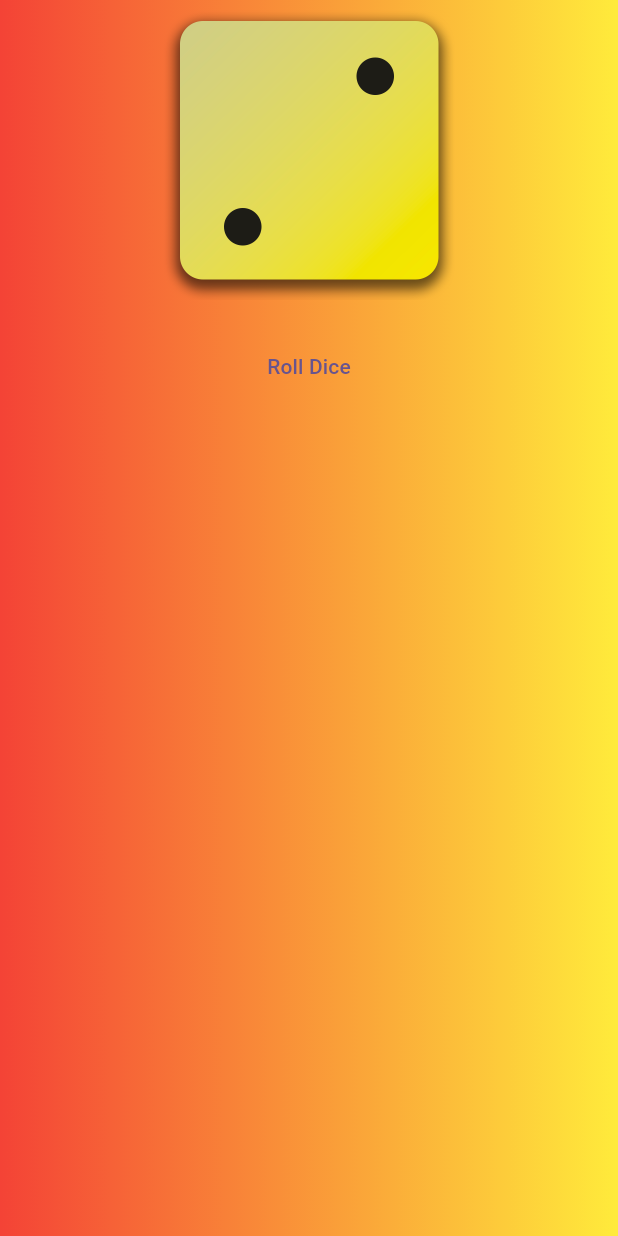
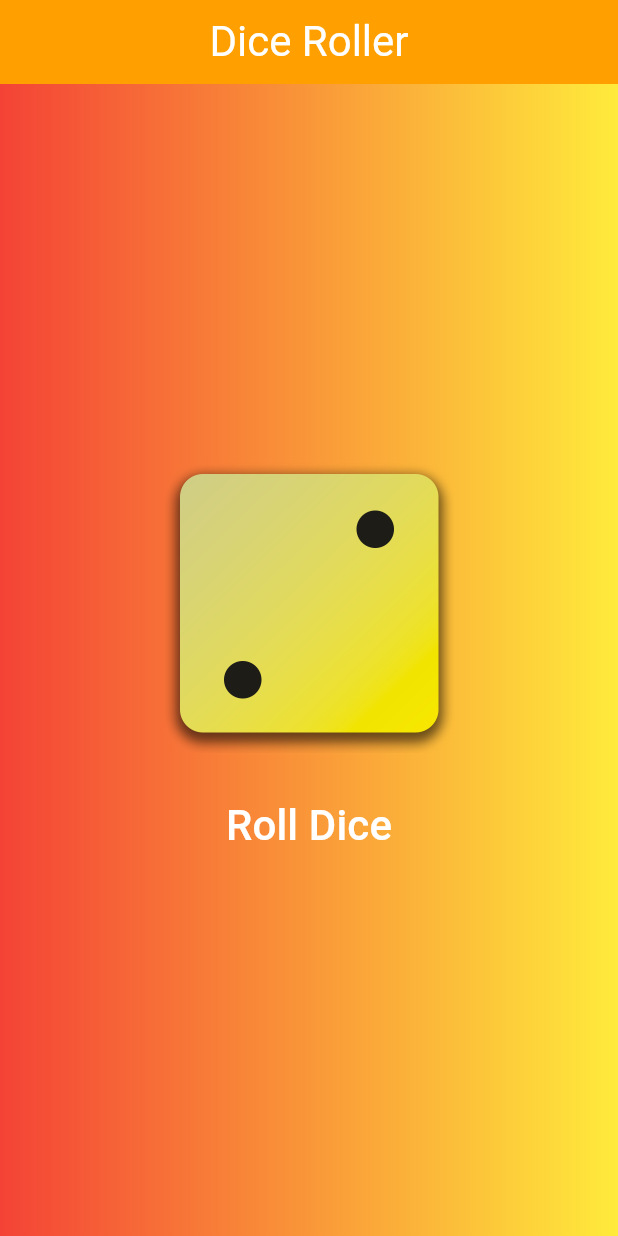
Before and after one commit to burakerdogan1/flutter-simple-roll-dice, a Flutter app: the screen it shows after launch, on a phone screen of 412 x 824 dp. Run offline on Flutter 3.47's test engine with Material 2 defaults, Android fonts, the light colour scheme and no system bars.

Commit message:
Styled text widget added Main page modified(styling, appbar)

```diff
--- a/flutter_simple_roll_dice/lib/dice_roller.dart
+++ b/flutter_simple_roll_dice/lib/dice_roller.dart
@@ -1,6 +1,7 @@
 import 'dart:math';
 
 import 'package:flutter/material.dart';
+import 'package:flutter_simple_roll_dice/styled_text.dart';
 
 final Random random = Random(); //global variable
 
@@ -17,13 +18,14 @@ class _DiceRollerState extends State<DiceRoller> {
   void rollDice() {
     setState(() {
       var nextImage = random.nextInt(6) + 1;
-      activeDiceImage = "assets/images/$nextImage.png";
+      activeDiceImage = "assets/images/dice-$nextImage.png";
     });
   }
 
   @override
   Widget build(BuildContext context) {
     return Column(
+      mainAxisSize: MainAxisSize.min,
       children: [
         Image.asset(
           activeDiceImage,
@@ -32,7 +34,7 @@ class _DiceRollerState extends State<DiceRoller> {
         const SizedBox(height: 20),
         TextButton(
           onPressed: rollDice,
-          child: const Text("Roll Dice"),
+          child: const StyledText("Roll Dice"),
         )
       ],
     );
--- /dev/null
+++ b/flutter_simple_roll_dice/lib/styled_text.dart
@@ -0,0 +1,19 @@
+import 'package:flutter/material.dart';
+
+class StyledText extends StatelessWidget {
+  const StyledText(this.text, {super.key});
+  final String text;
+
+  @override
+  Widget build(BuildContext context) {
+    return Center(
+      child: Text(
+        text,
+        style: const TextStyle(
+          fontSize: 28,
+          color: Colors.white,
+        ),
+      ),
+    );
+  }
+}
```
Also changed, not shown: flutter_simple_roll_dice/lib/main.dart (+9 -1 lines).
